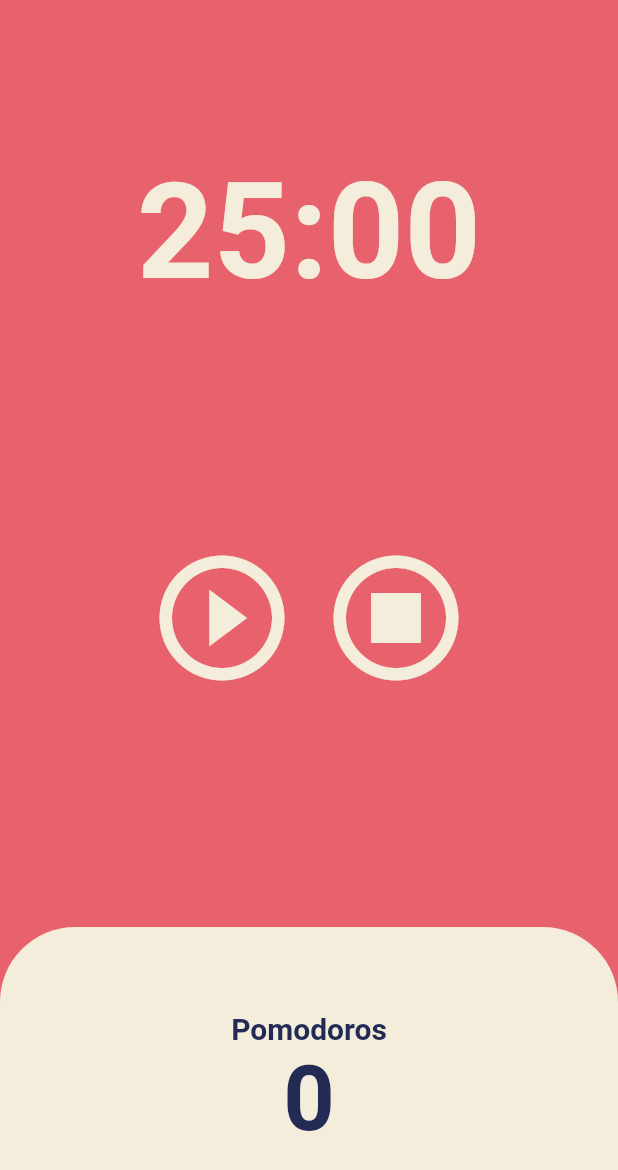
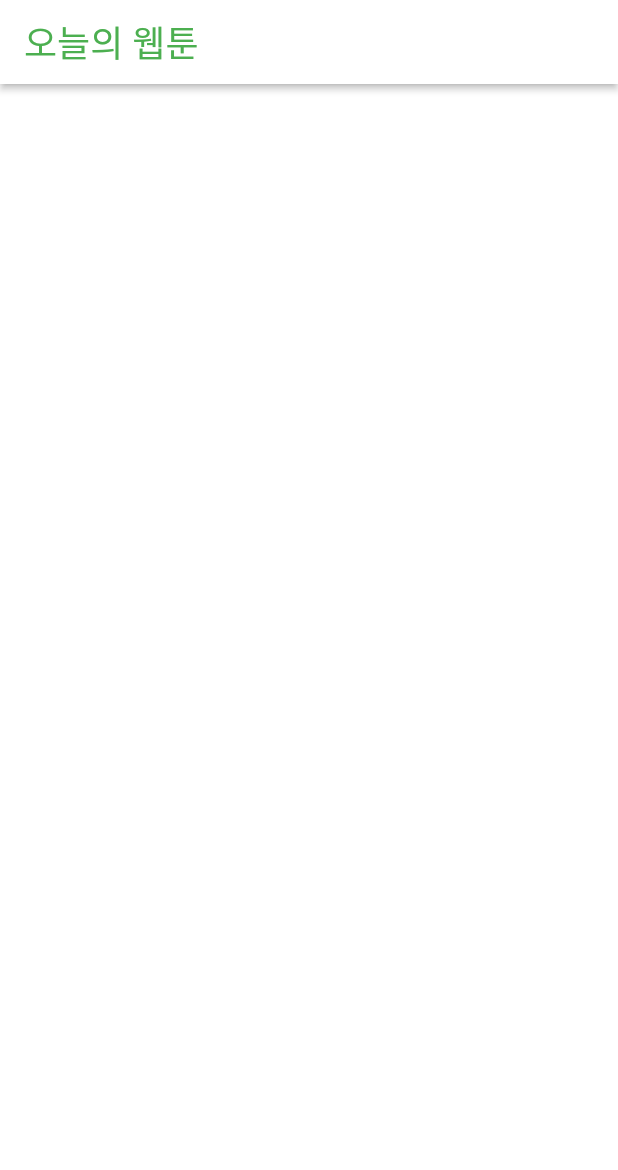
Before and after one commit to es5es5/toonflix, a Flutter app: the screen it shows after launch, on a phone screen of 412 x 824 dp. Shown: the top 1170 px of the screen. Run offline on Flutter 3.47's test engine with Material 2 defaults, Android fonts, the phone set to English and light mode, and no system bars.

Commit message:
#6.1 AppBar

```diff
--- a/lib/main.dart
+++ b/lib/main.dart
@@ -10,19 +10,8 @@ class App extends StatelessWidget {
 
   @override
   Widget build(BuildContext context) {
-    return MaterialApp(
-      theme: ThemeData(
-        colorScheme: ColorScheme.fromSwatch(
-          backgroundColor: const Color(0xFFE7626C),
-        ),
-        textTheme: const TextTheme(
-          displayLarge: TextStyle(
-            color: Color(0xFF232B55),
-          ),
-        ),
-        cardColor: const Color(0xFFF4EDDB),
-      ),
-      home: const HomeScreen(),
+    return const MaterialApp(
+      home: HomeScreen(),
     );
   }
 }
--- a/lib/screens/home_screen.dart
+++ b/lib/screens/home_screen.dart
@@ -1,151 +1,22 @@
-import 'dart:async';
-
 import 'package:flutter/material.dart';
 
-class HomeScreen extends StatefulWidget {
+class HomeScreen extends StatelessWidget {
   const HomeScreen({super.key});
-
-  @override
-  State<HomeScreen> createState() => _HomeScreenState();
-}
-
-class _HomeScreenState extends State<HomeScreen> {
-  static const twentyFiveMinutes = 1500;
-  int totalSeconds = twentyFiveMinutes;
-  bool isRunning = false;
-  int totalPomodoros = 0;
-
-  late Timer timer;
-
-  void onTick(Timer timer) {
-    if (totalSeconds == 0) {
-      setState(() {
-        totalPomodoros = totalPomodoros + 1;
-        isRunning = false;
-        totalSeconds = twentyFiveMinutes;
-      });
-      timer.cancel();
-    } else {
-      setState(() {
-        totalSeconds = totalSeconds - 1;
-      });
-    }
-  }
-
-  String format(int seconds) {
-    var duration = Duration(seconds: seconds);
-
-    return duration.toString().split('.').first.substring(2, 7);
-  }
-
-  void onPausePressed() {
-    timer.cancel();
-    setState(() {
-      isRunning = false;
-    });
-  }
-
-  void onStartPressed() {
-    timer = Timer.periodic(const Duration(seconds: 1), onTick);
-    setState(() {
-      isRunning = true;
-    });
-  }
-
-  void onStopPressed() {
-    timer.cancel();
-    setState(() {
-      isRunning = false;
-      totalSeconds = twentyFiveMinutes;
-    });
-  }
 
   @override
   Widget build(BuildContext context) {
     return Scaffold(
-      backgroundColor: Theme.of(context).colorScheme.background,
-      body: Column(
-        children: [
-          Flexible(
-            flex: 1,
-            child: Container(
-              alignment: Alignment.bottomCenter,
-              child: Text(
-                format(totalSeconds),
-                style: TextStyle(
-                  color: Theme.of(context).cardColor,
-                  fontSize: 89,
-                  fontWeight: FontWeight.w600,
-                ),
-              ),
-            ),
+      backgroundColor: Colors.white,
+      appBar: AppBar(
+        elevation: 2,
+        foregroundColor: Colors.green,
+        backgroundColor: Colors.white,
+        title: const Text(
+          "오늘의 웹툰",
+          style: TextStyle(
+            fontSize: 24,
           ),
-          Flexible(
-            flex: 2,
-            child: Center(
-              child: Row(
-                mainAxisAlignment: MainAxisAlignment.center,
-                children: [
-                  IconButton(
-                    iconSize: 100,
-                    color: Theme.of(context).cardColor,
-                    onPressed: isRunning ? onPausePressed : onStartPressed,
-                    icon: isRunning
-                        ? const Icon(Icons.pause_circle_outline_sharp)
-                        : const Icon(
-                            Icons.play_circle_outline,
-                          ),
-                  ),
-                  IconButton(
-                      iconSize: 100,
-                      color: Theme.of(context).cardColor,
-                      onPressed: onStopPressed,
-                      icon: const Icon(Icons.stop_circle_outlined)),
-                ],
-              ),
-            ),
-          ),
-          Flexible(
-            flex: 1,
-            child: Row(
-              children: [
-                Expanded(
-                  child: Container(
-                    decoration: BoxDecoration(
-                      borderRadius: const BorderRadius.vertical(
-                        top: Radius.circular(50),
-                      ),
-                      color: Theme.of(context).cardColor,
-                    ),
-                    child: Column(
-                      mainAxisAlignment: MainAxisAlignment.center,
-                      children: [
-                        Text(
-                          'Pomodoros',
-                          style: TextStyle(
-                            fontSize: 20,
-                            fontWeight: FontWeight.w600,
-                            color:
-                                Theme.of(context).textTheme.displayLarge!.color,
-                          ),
-                        ),
-                        Text(
-                          '$totalPomodoros',
-                          style: TextStyle(
-                            fontSize: 60,
-                            fontWeight: FontWeight.w600,
-                            color:
-                                Theme.of(context).textTheme.displayLarge!.color,
-                          ),
-                        ),
-                      ],
-                    ),
-                  ),
-                ),
-              ],
-            ),
-          ),
-        ],
+        ),
       ),
     );
   }
```
